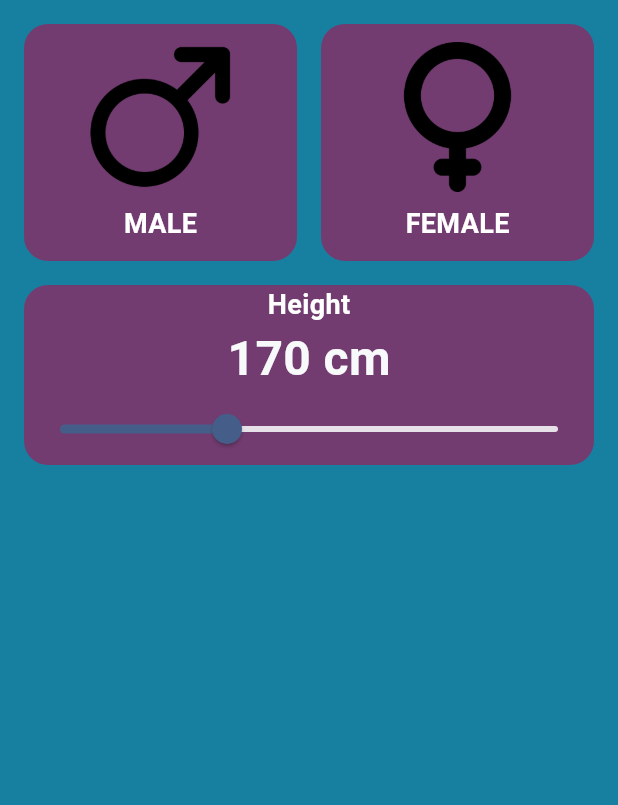
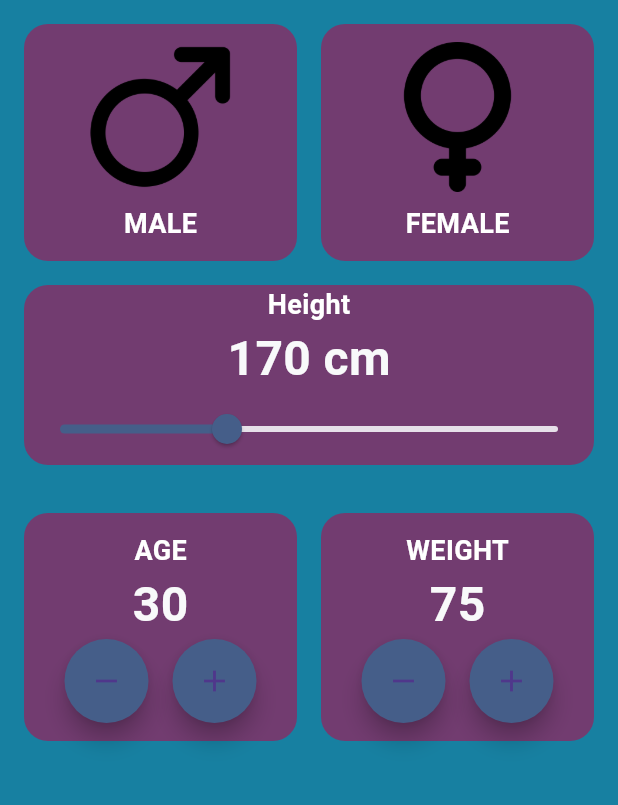
Before and after one commit to juansolar/imc_calculator_flutter, a Flutter app: the screen it shows after launch, on a phone screen of 412 x 824 dp, the part 84-889 px from its top. Run offline on Flutter 3.47's test engine with Material 3 defaults, Android fonts, the phone set to English and light mode, and no system bars; our stand-ins replace material_ui.

Commit message:
feat: add age and weight selector

```diff
--- /dev/null
+++ b/lib/components/number_selector.dart
@@ -0,0 +1,55 @@
+import 'package:flutter/widgets.dart';
+import 'package:imc_calculator/core/app_colors.dart';
+import 'package:imc_calculator/core/text_styles.dart';
+import 'package:material_ui/material_ui.dart';
+
+class NumberSelector extends StatefulWidget {
+  final String title;
+  final int value;
+  final Function() onIncrement;
+  final Function() onDecrement;
+
+  const NumberSelector({super.key, required this.title, required this.value,required this.onIncrement, required this.onDecrement});
+
+  @override
+  State<NumberSelector> createState() => _NumberSelectorState();
+}
+
+class _NumberSelectorState extends State<NumberSelector> {
+  @override
+  Widget build(BuildContext context) {
+    return Container(
+      decoration: BoxDecoration(
+        color: AppColors.backgroundComponent,
+        borderRadius: BorderRadius.circular(16)
+      ),
+      child: Padding(
+        padding: const EdgeInsets.all(12.0),
+        child: Column(
+          children: [
+            Text(widget.title, style: TextStyles.bodyText),
+            Text(widget.value.toString(), style: TextStyles.subtitle,),
+            Row(
+              mainAxisAlignment: MainAxisAlignment.center,
+              children: [
+                FloatingActionButton(
+                  onPressed: () { widget.onDecrement();},
+                  shape: CircleBorder(),
+                  backgroundColor: AppColors.secundary,
+                  child: Icon(Icons.remove),
+                ),
+                SizedBox(width: 16,),
+                FloatingActionButton(
+                  onPressed: () {widget.onIncrement();},
+                  shape: CircleBorder(),
+                  backgroundColor: AppColors.secundary,
+                  child: Icon(Icons.add),
+                ),
+              ],
+            ),
+          ],
+        ),
+      ),
+    );
+  }
+}
--- a/lib/screens/imc_home_screen.dart
+++ b/lib/screens/imc_home_screen.dart
@@ -1,6 +1,7 @@
 import 'package:flutter/widgets.dart';
 import 'package:imc_calculator/components/gender_selector.dart';
 import 'package:imc_calculator/components/height_selector.dart';
+import 'package:imc_calculator/components/number_selector.dart';
 
 class ImcHomeScreen extends StatefulWidget {
   const new({super.key});
@@ -11,12 +12,53 @@ class ImcHomeScreen extends StatefulWidget {
 
 class _ImcHomeScreenState extends State<ImcHomeScreen> {
 
+  int selectedAge = 30;
+  int selectedWeight = 75;
+
   @override
   Widget build(BuildContext context) {
     return Column(
       children: [
         GenderSelector(),
-        HeightSelector()
+        HeightSelector(),
+        Padding(
+          padding: const EdgeInsets.all(16.0),
+          child: Row(
+            children: [
+              Expanded(child: NumberSelector(
+                  title: "AGE",
+                  value: selectedAge,
+                  onIncrement: (){
+                    setState(() {
+                      selectedAge++;
+                    });
+                  },
+                  onDecrement: (){
+                    setState(() {
+                      selectedAge--;
+                    });
+                  },
+                )
+              ),
+              SizedBox(width: 16,),
+              Expanded(child: NumberSelector(
+                  title: "WEIGHT",
+                  value: selectedWeight,
+                  onIncrement: (){
+                    setState(() {
+                      selectedWeight++;
+                    });
+                  },
+                  onDecrement: (){
+                    setState(() {
+                      selectedWeight--;
+                    });
+                  },
+                )
+              ),
+            ],
+          ),
+        ),
       ],
     );
   }
```
